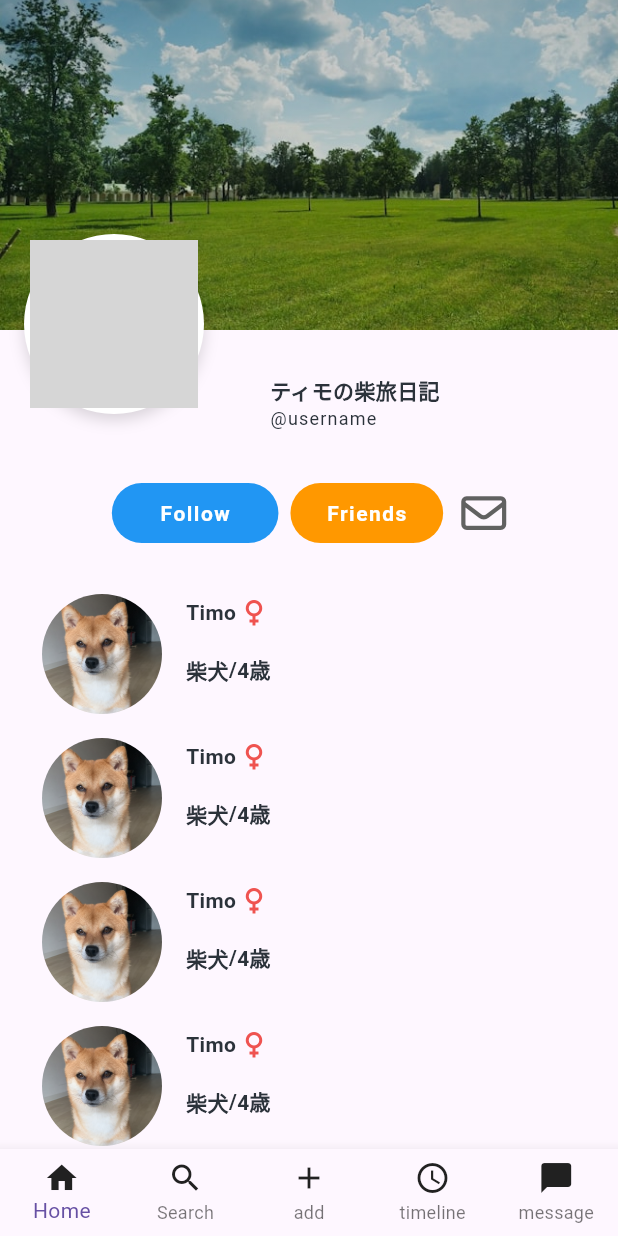
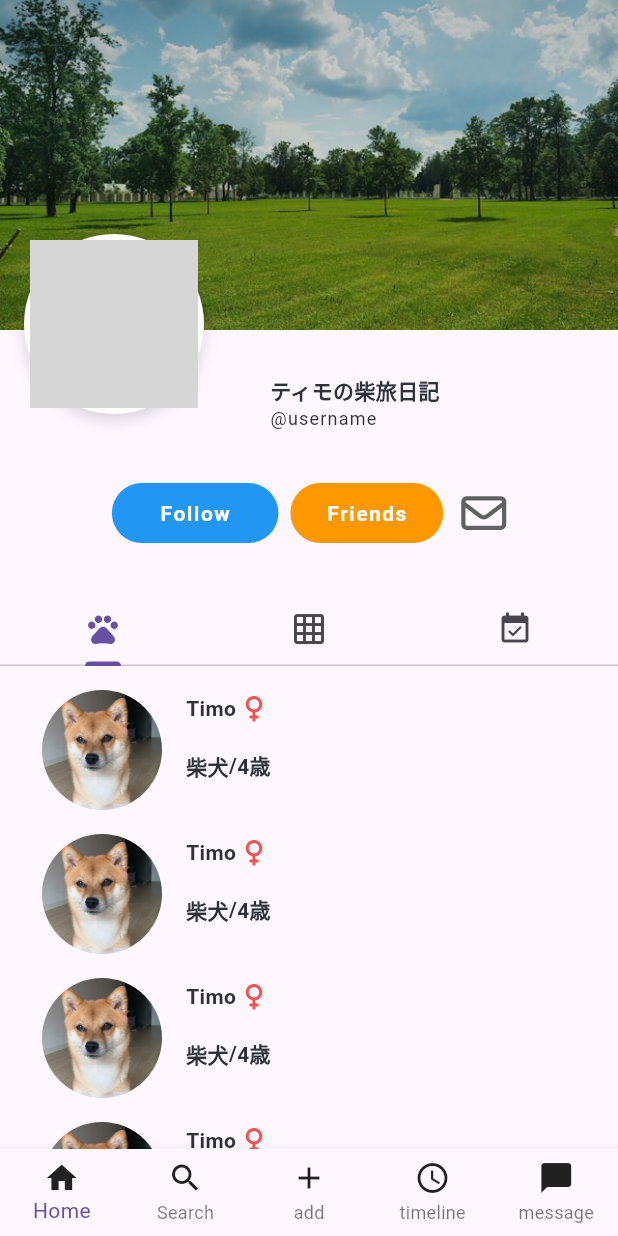
Before and after one commit to YunaSuzuki/timo, a Flutter app: the screen it shows after launch, on a phone screen of 412 x 824 dp. Run offline on Flutter 3.47's test engine with Material 3 defaults, Android fonts, the phone set to English and light mode, and no system bars; drawn by our look-alikes of flutter_layout_grid; our stand-ins replace font_awesome_flutter; grey boxes are pictures that could not be loaded.

Commit message:
add tabBar to userPage
・add tabBar & tabBarView(pet_list, image posts, event list)

```diff
--- a/lib/screen/pet_list_page.dart
+++ b/lib/screen/pet_list_page.dart
@@ -11,6 +11,13 @@ class PetListPage extends StatelessWidget {
   final double profileRadius = 56;
   final String headerAsset = 'assets/images/header_image.jpg';
   final String profileAsset = 'assets/images/~';
+  final double tabBarViewHeight = 350;
+
+  static const List<Tab> homeTabs = <Tab>[
+    Tab(icon: Icon(Icons.pets)),
+    Tab(icon: Icon(Icons.grid_on)),
+    Tab(icon: Icon(Icons.event_available)),
+  ];
 
 
   @override
@@ -129,11 +136,19 @@ class PetListPage extends StatelessWidget {
                   Icon(FontAwesomeIcons.envelope, size: 30.0, color: Colors.grey[700],),
                 ],
               ),
-            ), //TextButton
+            ), // FollowButton //TextButton
             SizedBox(height: 30.0,),
-            Expanded(
-              child: ListView(
-                padding: EdgeInsets.only(left: 28.0, right: 12.0),
+            DefaultTabController(
+                length: homeTabs.length,
+                child:  Column(
+                  children: [
+                    TabBar(tabs: homeTabs),
+                    SizedBox(
+                      height: tabBarViewHeight,
+                      child: TabBarView(
+                        children: [
+                          ListView(
+                            padding: EdgeInsets.only(left: 28.0, right: 12.0, top: 16.0),
                             children: <Widget>[
                               GestureDetector(
                                 onTap: (){
@@ -381,6 +396,13 @@ class PetListPage extends StatelessWidget {
                               ),
                             ],
                           ),
+                          Center(child: Text('image post view'),),
+                          Center(child: Text('event list'),),
+                        ]
+                      )
+                    ),
+                  ],
+                ),
             ),
           ],
         ),
```
Lines whose indentation alone changed are shown as unchanged.
